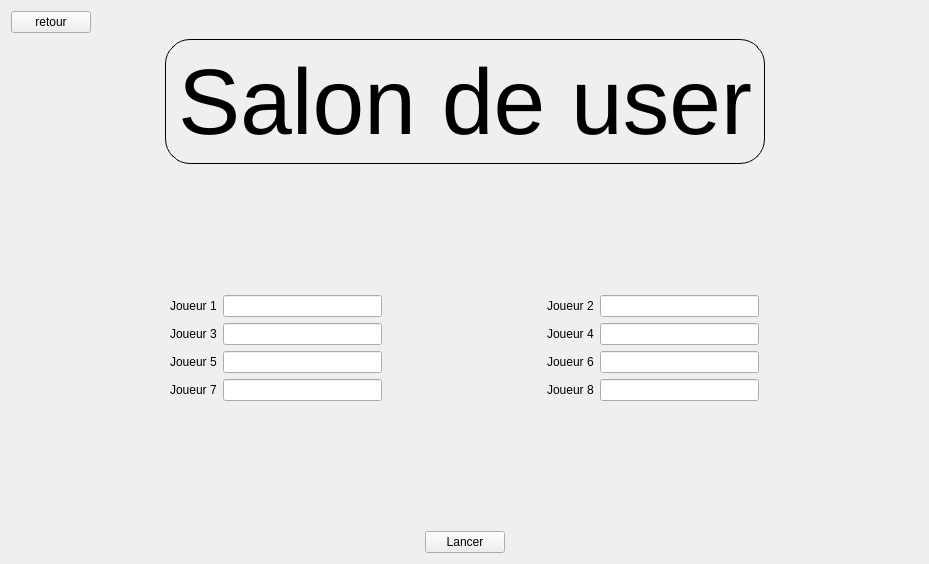
Old version of the form test_craig/salononline.ui in the repository gbequet/time_bomb.
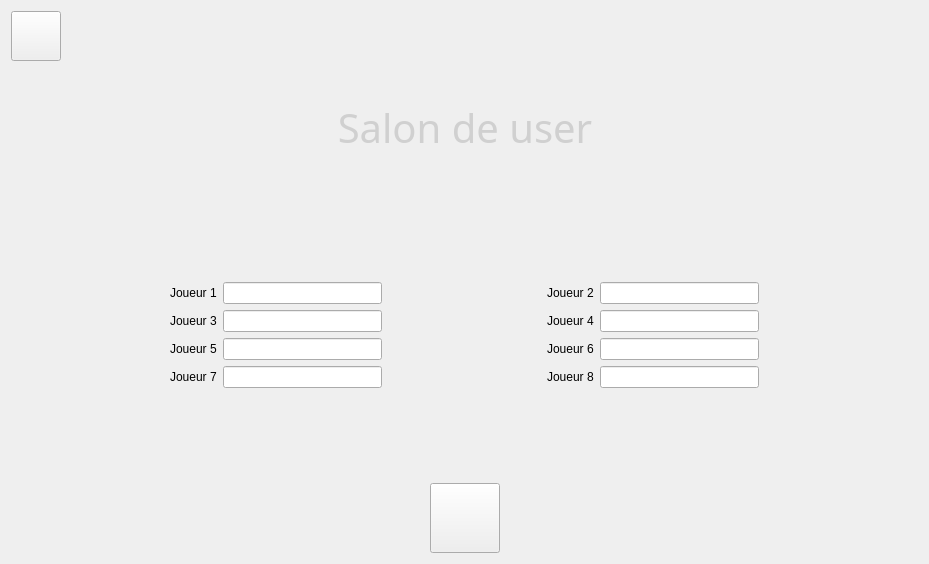
New version of the form. Icons and pictures are not drawn.

Commit message: boutons partout, couleur de fond, titles + hover de tous les boutons + dans options

Patch:
```diff
--- a/test_craig/salononline.ui
+++ b/test_craig/salononline.ui
@@ -18,8 +18,27 @@
     <layout class="QHBoxLayout" name="horizontalLayout">
      <item>
       <widget class="QPushButton" name="retour">
+       <property name="minimumSize">
+        <size>
+         <width>50</width>
+         <height>50</height>
+        </size>
+       </property>
+       <property name="styleSheet">
+        <string notr="true">QPushButton
+{
+    border-image:url(:/images/icons/button-back.png);
+}
+
+QPushButton:hover
+{
+    border-image:url(:/images/icons/button-back.png);
+	background-color:#73a6a0;
+	border-radius: 20px;
+}</string>
+       </property>
        <property name="text">
-        <string>retour</string>
+        <string/>
        </property>
       </widget>
      </item>
@@ -57,20 +76,29 @@
       <widget class="QLabel" name="salonDe">
        <property name="minimumSize">
         <size>
-         <width>600</width>
-         <height>125</height>
+         <width>500</width>
+         <height>120</height>
+        </size>
+       </property>
+       <property name="maximumSize">
+        <size>
+         <width>500</width>
+         <height>120</height>
         </size>
        </property>
        <property name="font">
         <font>
-         <pointsize>70</pointsize>
+         <family>sans-serif</family>
+         <pointsize>30</pointsize>
+         <weight>50</weight>
+         <italic>false</italic>
+         <bold>false</bold>
         </font>
        </property>
        <property name="styleSheet">
-        <string notr="true">border-width: 1px;
-border-style: solid;
-border-color: black;
-border-radius: 25px;</string>
+        <string notr="true">border-image:url(:/images/titles/title-frame.png);
+font: 30pt sans-serif;
+color:#d0d0d0;</string>
        </property>
        <property name="text">
         <string>Salon de user</string>
@@ -293,8 +321,27 @@
      </item>
      <item>
       <widget class="QPushButton" name="lancer">
+       <property name="minimumSize">
+        <size>
+         <width>70</width>
+         <height>70</height>
+        </size>
+       </property>
+       <property name="styleSheet">
+        <string notr="true">QPushButton
+{
+    border-image:url(:/images/icons/button-confirm-on.png);
+}
+
+QPushButton:hover
+{
+    border-image:url(:/images/icons/button-confirm-on.png);
+	background-color:#73a6a0;
+	border-radius: 30px;
+}</string>
+       </property>
        <property name="text">
-        <string>Lancer</string>
+        <string/>
        </property>
       </widget>
      </item>
```
The commit also changes 15 other files.
